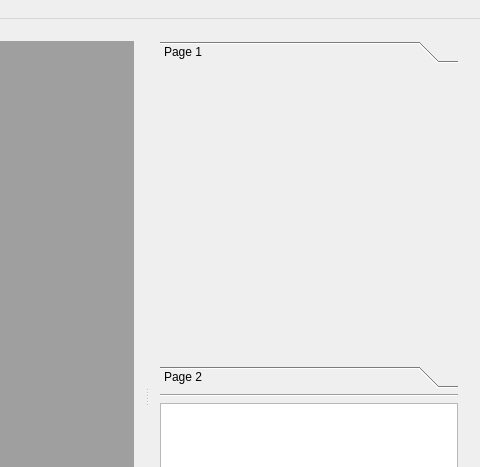
Before: the Qt Designer form src/mainwindow.ui in Nepta/nixjdr, drawn with Qt 5; both pictures show x 505 to 985 and y 0 to 467 of the 985 by 772 pixel window.
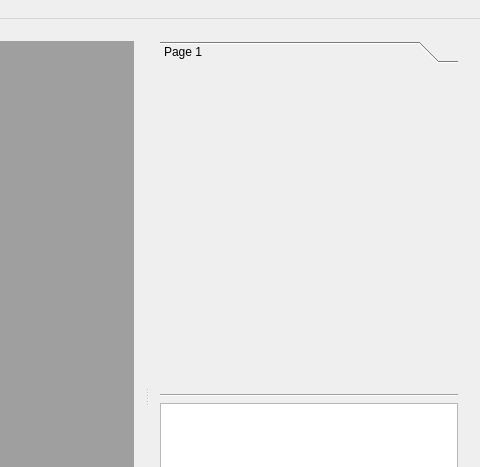
After: the same form once the commit is applied.

What changed in the file:
```diff
--- a/src/mainwindow.ui
+++ b/src/mainwindow.ui
@@ -14,7 +14,7 @@
    <string>MainWindow</string>
   </property>
   <widget class="QWidget" name="centralWidget">
-   <layout class="QHBoxLayout" name="horizontalLayout_4">
+   <layout class="QVBoxLayout" name="verticalLayout_4">
     <item>
      <widget class="QSplitter" name="splitter_2">
       <property name="orientation">
@@ -59,35 +59,26 @@
             <verstretch>0</verstretch>
            </sizepolicy>
           </property>
+          <property name="minimumSize">
+           <size>
+            <width>200</width>
+            <height>0</height>
+           </size>
+          </property>
           <property name="currentIndex">
            <number>0</number>
           </property>
-          <widget class="QWidget" name="page">
-           <property name="geometry">
-            <rect>
-             <x>0</x>
-             <y>0</y>
-             <width>102</width>
-             <height>298</height>
-            </rect>
+          <widget class="QWidget" name="page_1">
+           <property name="minimumSize">
+            <size>
+             <width>0</width>
+             <height>0</height>
+            </size>
            </property>
            <attribute name="label">
             <string>Page 1</string>
            </attribute>
           </widget>
-          <widget class="QWidget" name="page_2">
-           <property name="geometry">
-            <rect>
-             <x>0</x>
-             <y>0</y>
-             <width>96</width>
-             <height>26</height>
-            </rect>
-           </property>
-           <attribute name="label">
-            <string>Page 2</string>
-           </attribute>
-          </widget>
          </widget>
         </item>
         <item>
```
Left out of the diff: 2 changed lines with no effect on the pictures.
